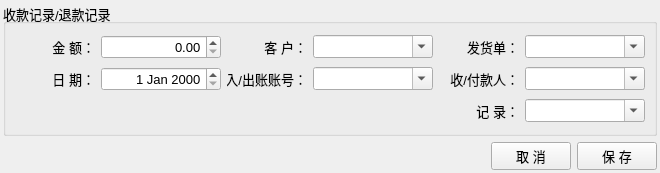
Qt form ui/FormReceipt.ui (archsh/quickexcel) before a commit.
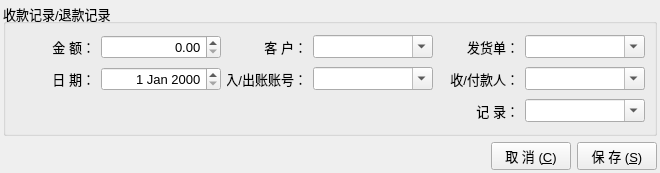
The same form after that commit.

Diff of the .ui file:
```diff
--- a/ui/FormReceipt.ui
+++ b/ui/FormReceipt.ui
@@ -280,14 +280,14 @@
      <item>
       <widget class="QPushButton" name="pushButton_Cancel">
        <property name="text">
-        <string>取 消</string>
+        <string>取 消 (&amp;C)</string>
        </property>
       </widget>
      </item>
      <item>
       <widget class="QPushButton" name="pushButton_Save">
        <property name="text">
-        <string>保 存</string>
+        <string>保 存 (&amp;S)</string>
        </property>
       </widget>
      </item>
```
